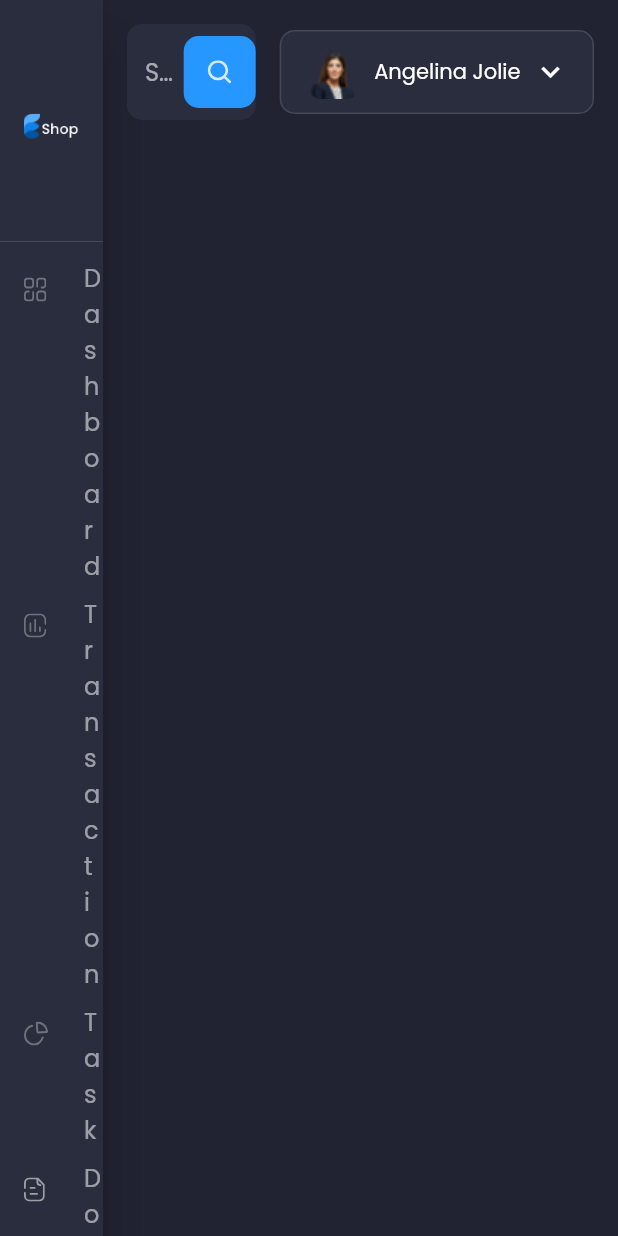
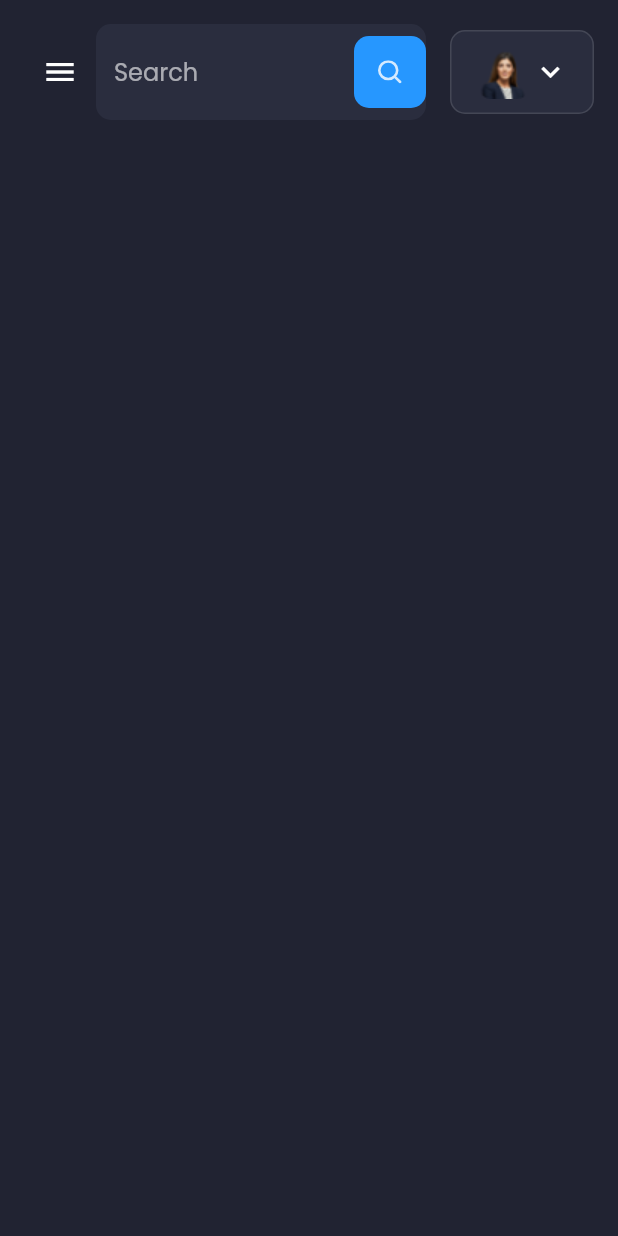
Before and after one commit to tadakun8/flutter_responsive_admin_panel_or_dashboard_clone, a Flutter app: the screen it shows after launch, on a phone screen of 412 x 824 dp. Run offline on Flutter 3.47's test engine with Material 2 defaults, Android fonts, the phone set to English and light mode, and no system bars; our stand-ins replace flutter_svg, google_fonts.

Commit message:
feat: Responsive support of header

```diff
--- a/lib/screen/dashboard/components/header.dart
+++ b/lib/screen/dashboard/components/header.dart
@@ -1,5 +1,6 @@
 import 'package:flutter/material.dart';
 import 'package:flutter_responsive_admin_panel_or_dashboard_clone/constants.dart';
+import 'package:flutter_responsive_admin_panel_or_dashboard_clone/responsive.dart';
 import 'package:flutter_svg/svg.dart';
 
 class Header extends StatelessWidget {
@@ -7,13 +8,24 @@ class Header extends StatelessWidget {
 
   @override
   Widget build(BuildContext context) {
-    return Row(children: const [
-      // Searchfield()
-      Expanded(
+    return Row(children: [
+      if (!Responsive.isDesktop(context))
+        IconButton(
+            onPressed: Scaffold.of(context).openDrawer,
+            icon: const Icon(Icons.menu)),
+      if (!Responsive.isMobile(context))
+        Text(
+          "Dashboard",
+          style: Theme.of(context).textTheme.headline6,
+        ),
+      if (!Responsive.isMobile(context))
+        Spacer(
+          flex: Responsive.isDesktop(context) ? 2 : 1,
+        ),
+      const Expanded(
         child: SearchField(),
       ),
-      // ProfileCard()
-      ProfileCard()
+      const ProfileCard()
     ]);
   }
 }
@@ -40,11 +52,12 @@ class ProfileCard extends StatelessWidget {
             "assets/images/profile_pic.png",
             height: 38,
           ),
-          const Padding(
-            padding:
-                EdgeInsets.symmetric(horizontal: Constants.defaultPadding / 2),
-            child: Text('Angelina Jolie'),
-          ),
+          if (!Responsive.isMobile(context))
+            const Padding(
+              padding: EdgeInsets.symmetric(
+                  horizontal: Constants.defaultPadding / 2),
+              child: Text('Angelina Jolie'),
+            ),
           const Icon(Icons.keyboard_arrow_down)
         ],
       ),
--- a/lib/screen/main/main_screen.dart
+++ b/lib/screen/main/main_screen.dart
@@ -1,5 +1,6 @@
 import 'package:flutter/material.dart';
 import 'package:flutter_responsive_admin_panel_or_dashboard_clone/screen/dashboard/dashboard_screen.dart';
+import 'package:flutter_responsive_admin_panel_or_dashboard_clone/responsive.dart';
 import 'package:flutter_responsive_admin_panel_or_dashboard_clone/screen/main/components/side_menu.dart';
 
 class MainScreen extends StatelessWidget {
@@ -8,16 +9,17 @@ class MainScreen extends StatelessWidget {
   @override
   Widget build(BuildContext context) {
     return Scaffold(
+      drawer: const SideMenu(),
       body: SafeArea(
         child: Row(
           crossAxisAlignment: CrossAxisAlignment.start,
-          children: const [
-            // Sidemenu
+          children: [
             // It takes 1/6 part of the screen
-            Expanded(flex: 1, child: SideMenu()),
+            if (Responsive.isDesktop(context))
+              const Expanded(flex: 1, child: SideMenu()),
             // DashboardScreen
             // It takes 5/6 part of the screen
-            Expanded(flex: 5, child: DashBoardScreen()),
+            const Expanded(flex: 5, child: DashBoardScreen()),
           ],
         ),
       ),
```
Also changed, not shown: lib/responsive.dart (added, +40 -0 lines).
